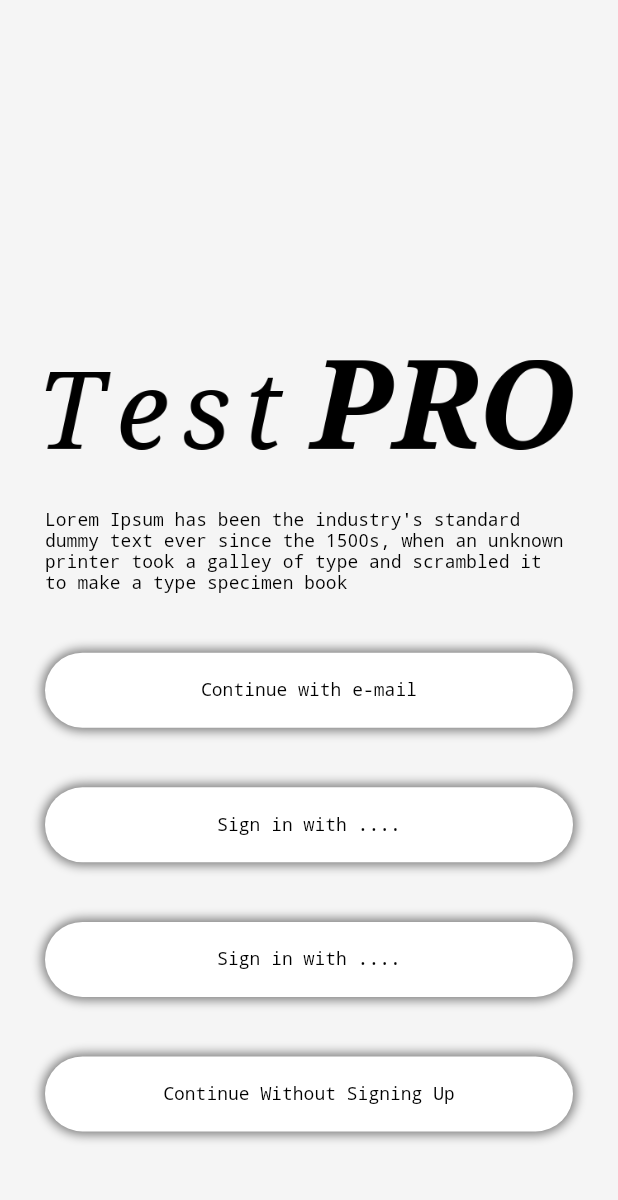
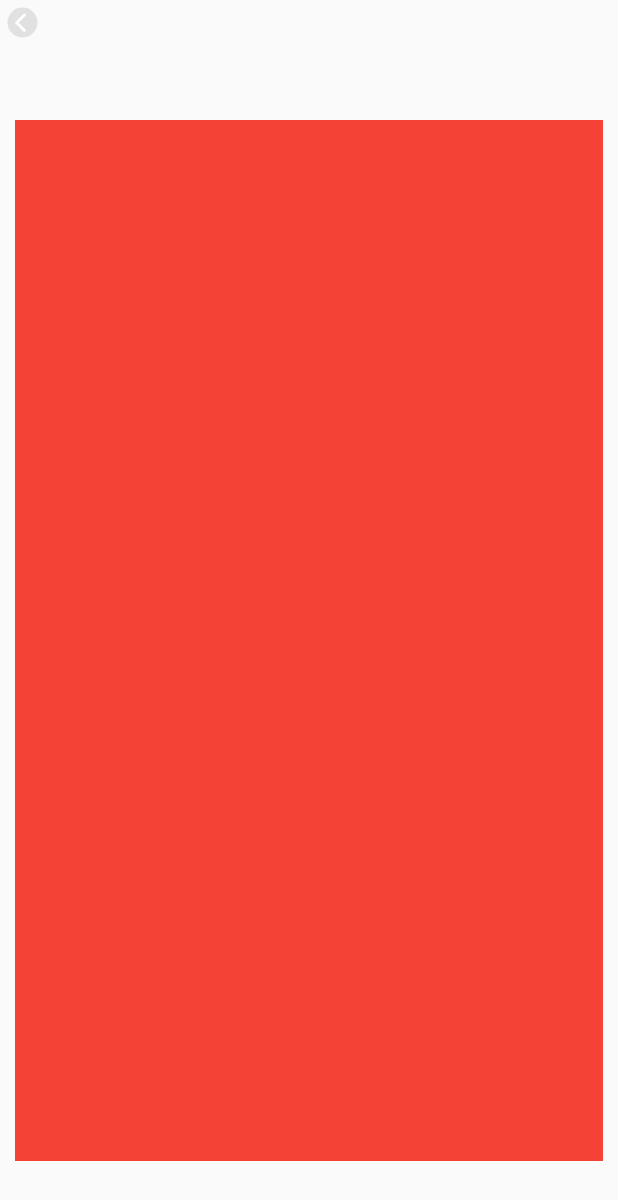
Before and after one commit to 3rs1n4cti0n/TestPro, a Flutter app: the screen it shows after launch, after a tap on "Continue with e-mail", on a phone screen of 412 x 824 dp. Shown: the top 1200 px of the screen. Run offline on Flutter 3.47's test engine with Material 2 defaults, Android fonts, the phone set to English and light mode, and no system bars.

Commit message:
Made entry page for registering, added back button to register page to return to landing page.

```diff
--- a/lib/Pages/landing_page.dart
+++ b/lib/Pages/landing_page.dart
@@ -1,12 +1,14 @@
 import 'package:flutter/material.dart';
+import 'package:test_pro/Pages/register_page.dart';
 
 class LandingPage extends StatelessWidget {
   const LandingPage({Key? key}) : super(key: key);
 
   @override
   Widget build(BuildContext context) {
-    return Container(
-      color: Color.fromARGB(255, 245, 245, 245),
+    return Material(
+      child: Container(
+        color: Colors.white,
         child: Padding(
           padding: const EdgeInsets.fromLTRB(30, 200, 30, 30),
           child: Column(
@@ -23,7 +25,9 @@ class LandingPage extends StatelessWidget {
               ),
               // place Holder
               InkWell(
-              onTap: ((){
+                onTap: (() {
+                  Navigator.push(context,
+                      MaterialPageRoute(builder: (context) => RegisterPage()));
                 }),
                 child: Container(
                   height: 50,
@@ -36,7 +40,7 @@ class LandingPage extends StatelessWidget {
                           spreadRadius: 2)
                     ],
                     color: Colors.white,
-                  borderRadius: BorderRadius.all(Radius.circular(30)),
+                    borderRadius: const BorderRadius.all(Radius.circular(30)),
                   ),
                   child: const Center(
                     child: Text(
@@ -61,8 +65,7 @@ class LandingPage extends StatelessWidget {
                         spreadRadius: 2)
                   ],
                   color: Colors.white,
-                borderRadius: BorderRadius.all(Radius.circular(30)),
-
+                  borderRadius: const BorderRadius.all(Radius.circular(30)),
                 ),
                 child: const Center(
                   child: Text(
@@ -86,7 +89,7 @@ class LandingPage extends StatelessWidget {
                         spreadRadius: 2)
                   ],
                   color: Colors.white,
-                borderRadius: BorderRadius.all(Radius.circular(30)),
+                  borderRadius: const BorderRadius.all(Radius.circular(30)),
                 ),
                 child: const Center(
                   child: Text(
@@ -112,7 +115,7 @@ class LandingPage extends StatelessWidget {
                           spreadRadius: 2)
                     ],
                     color: Colors.white,
-                  borderRadius: BorderRadius.all(Radius.circular(30)),
+                    borderRadius: const BorderRadius.all(Radius.circular(30)),
                   ),
                   child: const Center(
                     child: Text(
@@ -129,6 +132,7 @@ class LandingPage extends StatelessWidget {
             ],
           ),
         ),
+      ),
     );
   }
 }
--- /dev/null
+++ b/lib/Pages/register_page.dart
@@ -0,0 +1,59 @@
+import 'package:flutter/material.dart';
+
+class RegisterPage extends StatefulWidget {
+  RegisterPage({Key? key}) : super(key: key);
+
+  @override
+  State<RegisterPage> createState() => _RegisterPageState();
+}
+
+class _RegisterPageState extends State<RegisterPage> {
+  @override
+  Widget build(BuildContext context) {
+    return SafeArea(
+      child: Material(
+        child: Column(
+          children: [
+            Row(
+              children: [
+                Padding(
+                  padding:
+                      const EdgeInsets.symmetric(vertical: 5, horizontal: 5),
+                  child: Container(
+                    padding: const EdgeInsets.only(left: 5),
+                    width: 20,
+                    height: 20,
+                    decoration: BoxDecoration(
+                        shape: BoxShape.circle,
+                        color: Colors.black.withOpacity(0.1)),
+                    child: InkWell(
+                      onTap: (() {
+                        Navigator.pop(context);
+                      }),
+                      child: const Center(
+                          child: Icon(
+                        Icons.arrow_back_ios,
+                        color: Colors.white,
+                        size: 15,
+                      )),
+                    ),
+                  ),
+                ),
+                Expanded(child: SizedBox())
+              ],
+            ),
+            Expanded(
+              child: Padding(
+                padding: const EdgeInsets.symmetric(
+                  vertical: 50,
+                  horizontal: 10,
+                ),
+              child: Container(color: Colors.red,height: double.infinity,width:double.infinity,
+              )),
+            )
+          ],
+        ),
+      ),
+    );
+  }
+}
--- a/lib/main.dart
+++ b/lib/main.dart
@@ -5,7 +5,7 @@ void main() {
   runApp(MaterialApp(
     initialRoute: "/",
     routes: {
-      "/":(context) => LandingPage(),
+      "/":(context) => const LandingPage(),
     },
   ));
 }
```
Also changed, not shown: 1 other file. Lines whose indentation alone changed are shown as unchanged.
